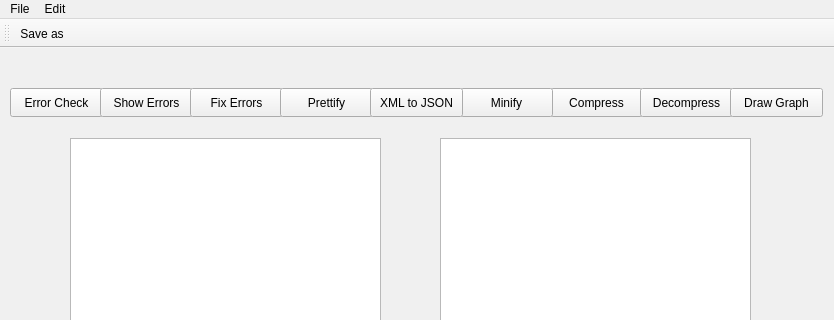
First picture: the form in XML_Editor/mainwindow.ui, repository hanashraf/XML_Editor, before the edit; both pictures show x 0 to 834 and y 0 to 320 of the 834 by 630 pixel window.
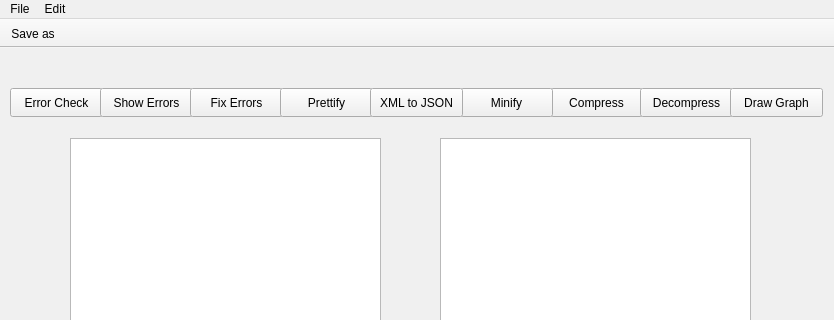
Second picture: the form after the edit. Icons and pictures are not drawn.

Diff of the .ui file:
```diff
--- a/XML_Editor/mainwindow.ui
+++ b/XML_Editor/mainwindow.ui
@@ -1076,6 +1076,9 @@
    <property name="windowTitle">
     <string>toolBar</string>
    </property>
+   <property name="movable">
+    <bool>false</bool>
+   </property>
    <attribute name="toolBarArea">
     <enum>TopToolBarArea</enum>
    </attribute>
```
Left out of the diff: 3 changed lines with no effect on the pictures.
